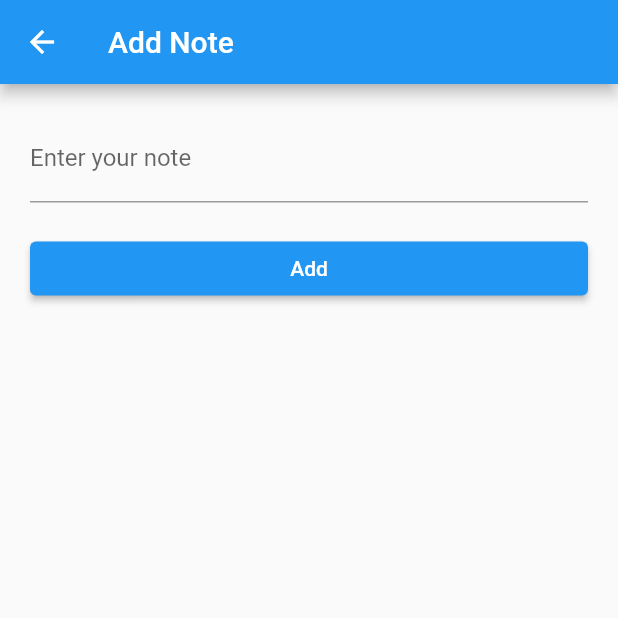
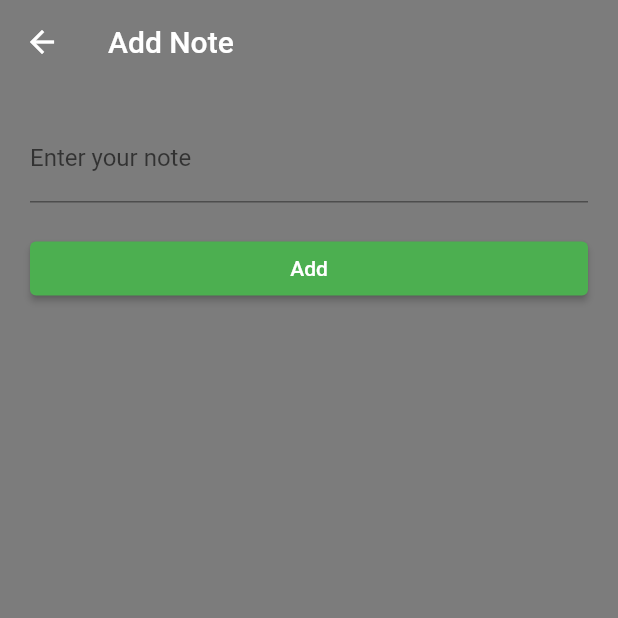
Before and after one commit to SeniorSherzod/my_default_project, a Flutter app: the screen it shows after launch, after a tap on the "add" icon, on a phone screen of 412 x 824 dp, the top half of it. Run offline on Flutter 3.47's test engine with Material 3 defaults, Android fonts, the phone set to English and light mode, and no system bars; our stand-ins replace flutter_bloc, lottie, sqflite; accounts and stored records are empty.

Commit message:
search logics

```diff
--- a/lib/bloc/note_event.dart
+++ b/lib/bloc/note_event.dart
@@ -22,3 +22,9 @@ class UpdateNote extends NotesEvent {
 
   UpdateNote({required this.id, required this.updatedNote});
 }
+class SearchNote extends NotesEvent {
+  final String noteText;
+
+
+  SearchNote({required this.noteText,});
+}
--- a/lib/bloc/note_state.dart
+++ b/lib/bloc/note_state.dart
@@ -1,5 +1,6 @@
 import '../data/models/note_model.dart';
-abstract class NoteState{}
+
+abstract class NoteState {}
 
 class NoteInitialState extends NoteState {}
 
@@ -8,17 +9,23 @@ class NoteLoadingState extends NoteState {}
 class NoteLoadedState extends NoteState {
   final List<NoteModel> notes;
 
-  NoteLoadedState({required  this.notes});
+  NoteLoadedState({required this.notes});
 }
+
 class NoteDeletedState extends NoteState {
   final List<NoteModel> notes;
 
-  NoteDeletedState({required  this.notes});
+  NoteDeletedState({required this.notes});
 }
 
 class NoteErrorState extends NoteState {
   final String message;
 
-  NoteErrorState( {required this.message});
+  NoteErrorState({required this.message});
+}
 
+class NoteSearchState extends NoteState {
+  final List<NoteModel> searchResults;
+
+  NoteSearchState({required this.searchResults});
 }
--- a/lib/data/local/local_storage.dart
+++ b/lib/data/local/local_storage.dart
@@ -81,6 +81,7 @@ class LocalDatabase {
       where: 'noteText LIKE ?',
       whereArgs: ["%$query%"],
     );
+    debugPrint("query :$query");
     return json.map((e) => NoteModel.fromJson(e)).toList();
   }
 }
--- a/lib/screens/home_screen/home_screen.dart
+++ b/lib/screens/home_screen/home_screen.dart
@@ -8,10 +8,11 @@ import 'package:my_default_project/utils/colors/app_colors.dart';
 import 'package:my_default_project/utils/images/app_images.dart';
 import 'package:my_default_project/data/models/note_model.dart';
 import '../editor_screen/editor_screen.dart';
-import '../sample_screen/sample_screen.dart'; // Import the AddScreen
+import '../sample_screen/sample_screen.dart';
+import '../search/search_screen.dart'; // Import the AddScreen
 
 class HomeScreen extends StatelessWidget {
-  const HomeScreen({super.key});
+  const HomeScreen({super.key,});
 
   @override
   Widget build(BuildContext context) {
@@ -19,7 +20,20 @@ class HomeScreen extends StatelessWidget {
       backgroundColor: AppColors.black,
       appBar: AppBar(
         backgroundColor: AppColors.black,
-        title: Text('Notes'),
+        title:const Text('Notes'),
+        actions: [
+          IconButton(
+            icon: const Icon(Icons.search),
+            onPressed: () async {
+              // Navigate to the search screen
+              Navigator.push(
+                context,
+                MaterialPageRoute(builder: (context) => SearchScreen()),
+              );
+            },
+          ),
+
+        ],
       ),
       body: BlocBuilder<NoteBloc, NoteState>(
         builder: (context, state) {
@@ -63,7 +77,7 @@ class HomeScreen extends StatelessWidget {
                             );
                           },
                           trailing: IconButton(
-                            icon: Icon(Icons.delete),
+                            icon: const Icon(Icons.delete),
                             onPressed: () {
                               BlocProvider.of<NoteBloc>(context)
                                   .add(DeleteNote(id: state.notes[index].id!));
@@ -80,7 +94,7 @@ class HomeScreen extends StatelessWidget {
           } else if (state is NoteErrorState) {
             return Center(child: Text(state.message));
           } else {
-            return Center(child: Text('${state} state'));
+            return const Center(child: Text('state'));
           }
         },
       ),
@@ -93,7 +107,7 @@ class HomeScreen extends StatelessWidget {
             MaterialPageRoute(builder: (context) => AddScreen()),
           );
         },
-        child: Icon(Icons.add, color: Colors.black),
+        child:const Icon(Icons.add, color: Colors.black),
       ),
     );
   }
--- a/lib/screens/sample_screen/sample_screen.dart
+++ b/lib/screens/sample_screen/sample_screen.dart
@@ -1,10 +1,13 @@
 import 'package:flutter/material.dart';
 import 'package:flutter_bloc/flutter_bloc.dart';
+import 'package:my_default_project/utils/colors/app_colors.dart';
 import '../../../bloc/note_bloc.dart';
 import '../../../bloc/note_event.dart';
 import '../../../data/models/note_model.dart';
 
 class AddScreen extends StatefulWidget {
+  const AddScreen({super.key});
+
   @override
   _AddScreenState createState() => _AddScreenState();
 }
@@ -15,8 +18,11 @@ class _AddScreenState extends State<AddScreen> {
   @override
   Widget build(BuildContext context) {
     return Scaffold(
+      backgroundColor: AppColors.c_7C7C7C,
       appBar: AppBar(
-        title: Text('Add Note'),
+        backgroundColor: AppColors.c_7C7C7C,
+        elevation: 0,
+        title: const Text('Add Note'),
       ),
       body: Padding(
         padding: const EdgeInsets.all(20.0),
@@ -25,14 +31,17 @@ class _AddScreenState extends State<AddScreen> {
           children: [
             TextField(
               controller: _textController,
-              decoration: InputDecoration(labelText: 'Enter your note'),
+              decoration: const InputDecoration(labelText: 'Enter your note'),
             ),
-            SizedBox(height: 20),
+            const SizedBox(height: 20),
             ElevatedButton(
               onPressed: () {
                 _addNote();
               },
-              child: Text('Add'),
+              style: ButtonStyle(
+                backgroundColor: MaterialStateProperty.all<Color>(Colors.green),
+              ),
+              child: const Text('Add'),
             ),
           ],
         ),
```
Also changed, not shown: lib/bloc/note_bloc.dart (+21 -8 lines), lib/screens/search/search_screen.dart (added, +105 -0 lines).
